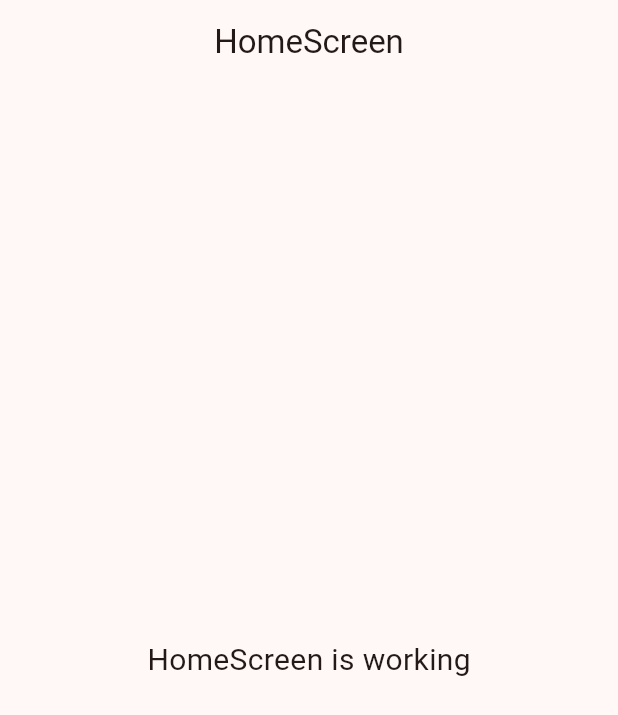
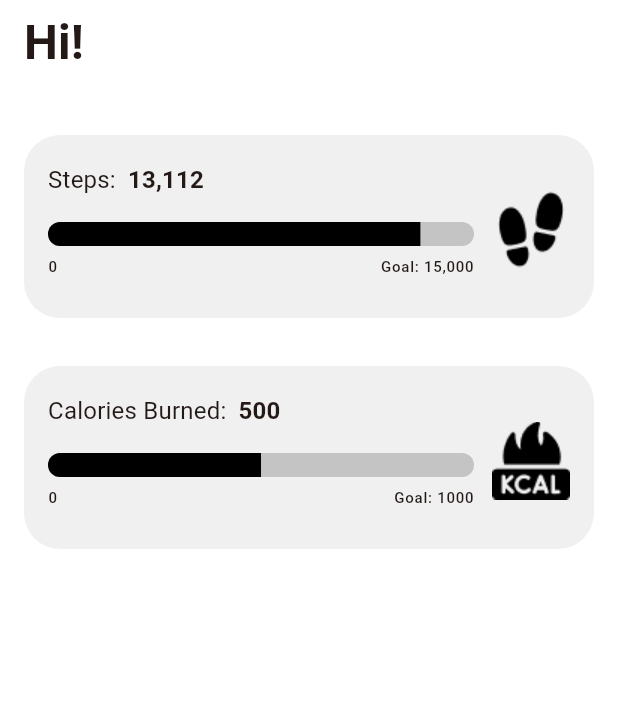
Before and after one commit to kanishk235/boozin_fitness, a Flutter app: the screen it shows after launch, on a phone screen of 412 x 824 dp. Shown: the top 715 px of the screen. Run offline on Flutter 3.47's test engine with Material 3 defaults, Android fonts, the phone set to English and light mode, and no system bars; our stand-ins replace get.

Commit message:
Feature: home screen ui added

```diff
--- a/lib/gen/assets.gen.dart
+++ b/lib/gen/assets.gen.dart
@@ -8,6 +8,20 @@
 // ignore_for_file: directives_ordering,unnecessary_import,implicit_dynamic_list_literal,deprecated_member_use
 
 import 'package:flutter/widgets.dart';
+
+class $AssetsIconsGen {
+  const $AssetsIconsGen();
+
+  /// File path: assets/icons/footstep.png
+  AssetGenImage get footstep =>
+      const AssetGenImage('assets/icons/footstep.png');
+
+  /// File path: assets/icons/kcal.png
+  AssetGenImage get kcal => const AssetGenImage('assets/icons/kcal.png');
+
+  /// List of all assets
+  List<AssetGenImage> get values => [footstep, kcal];
+}
 
 class $AssetsLogoGen {
   const $AssetsLogoGen();
@@ -30,6 +44,7 @@ class $AssetsLogoGen {
 class Assets {
   Assets._();
 
+  static const $AssetsIconsGen icons = $AssetsIconsGen();
   static const $AssetsLogoGen logo = $AssetsLogoGen();
 }
 
--- a/lib/infrastructure/navigation/navigation.dart
+++ b/lib/infrastructure/navigation/navigation.dart
@@ -1,5 +1,5 @@
 import 'package:boozin_fitness/presentation/splash/bindings/splash_binding.dart';
-import 'package:boozin_fitness/presentation/splash/views/splash_view.dart';
+import 'package:boozin_fitness/presentation/splash/splash_view.dart';
 import 'package:flutter/material.dart';
 
 import 'package:get/get.dart';
--- a/lib/presentation/home/home.screen.dart
+++ b/lib/presentation/home/home.screen.dart
@@ -1,4 +1,9 @@
+import 'package:boozin_fitness/gen/assets.gen.dart';
+import 'package:boozin_fitness/infrastructure/theme/theme_utils.dart';
+import 'package:boozin_fitness/presentation/home/widgets/metric_card.dart'
+    show MetricCard;
 import 'package:flutter/material.dart';
+import 'package:flutter/services.dart';
 
 import 'package:get/get.dart';
 
@@ -6,17 +11,64 @@ import 'controllers/home.controller.dart';
 
 class HomeScreen extends GetView<HomeController> {
   const HomeScreen({super.key});
+
   @override
   Widget build(BuildContext context) {
-    return Scaffold(
-      appBar: AppBar(
-        title: const Text('HomeScreen'),
-        centerTitle: true,
-      ),
-      body: const Center(
-        child: Text(
-          'HomeScreen is working',
-          style: TextStyle(fontSize: 20),
+    final brightness = Theme.of(context).brightness;
+    final overlay = brightness == Brightness.dark
+        ? SystemUiOverlayStyle.light
+        : SystemUiOverlayStyle.dark;
+
+    final bg = context.ext.homeBg;
+
+    return AnnotatedRegion<SystemUiOverlayStyle>(
+      value: overlay,
+      child: Scaffold(
+        backgroundColor: bg,
+        body: SafeArea(
+          child: Padding(
+            padding: const EdgeInsets.symmetric(horizontal: 16),
+            child: Column(
+              crossAxisAlignment: CrossAxisAlignment.start,
+              children: [
+                const SizedBox(height: 6),
+                Text(
+                  'Hi!',
+                  style: Theme.of(context).textTheme.headlineLarge?.copyWith(
+                    fontWeight: FontWeight.w700,
+                    color: Theme.of(context).colorScheme.onSurface,
+                    height: 44 / 32,
+                  ),
+                ),
+                const SizedBox(height: 40),
+                MetricCard(
+                  label: 'Steps:',
+                  valueText: '13,112',
+                  progress: 13112 / 15000,
+                  leftFooterText: '0',
+                  rightFooterText: 'Goal: 15,000',
+                  trailingIcon: Image.asset(
+                    Assets.icons.footstep.path,
+                    fit: BoxFit.contain,
+                  ),
+                ),
+
+                const SizedBox(height: 32),
+
+                MetricCard(
+                  label: 'Calories Burned:',
+                  valueText: '500',
+                  progress: 500 / 1000,
+                  leftFooterText: '0',
+                  rightFooterText: 'Goal: 1000',
+                  trailingIcon: Image.asset(
+                    Assets.icons.kcal.path,
+                    fit: BoxFit.contain,
+                  ),
+                ),
+              ],
+            ),
+          ),
         ),
       ),
     );
--- /dev/null
+++ b/lib/presentation/home/widgets/metric_card.dart
@@ -0,0 +1,143 @@
+import 'package:boozin_fitness/infrastructure/theme/theme_utils.dart';
+import 'package:flutter/material.dart';
+
+class MetricCard extends StatelessWidget {
+  const MetricCard({
+    super.key,
+    required this.label,
+    required this.valueText,
+    required this.progress,
+    required this.leftFooterText,
+    required this.rightFooterText,
+    required this.trailingIcon,
+    this.height = 122,
+    this.borderRadius = 24,
+  });
+
+  final String label;
+  final String valueText;
+  final double progress;
+  final String leftFooterText;
+  final String rightFooterText;
+  final Widget trailingIcon;
+
+  final double height;
+  final double borderRadius;
+
+  @override
+  Widget build(BuildContext context) {
+    final ext = context.ext;
+    final onSurface = Theme.of(context).colorScheme.onSurface;
+    final tt = Theme.of(context).textTheme;
+
+    final p = progress.clamp(0.0, 1.0);
+
+    return Container(
+      height: height,
+      width: double.infinity,
+      decoration: BoxDecoration(
+        color: ext.cardBg,
+        borderRadius: BorderRadius.circular(borderRadius),
+      ),
+      padding: const EdgeInsets.only(left: 16, right: 16, top: 18, bottom: 14),
+      child: Row(
+        crossAxisAlignment: CrossAxisAlignment.start,
+        children: [
+          Expanded(
+            child: Column(
+              crossAxisAlignment: CrossAxisAlignment.start,
+              children: [
+                Row(
+                  children: [
+                    Text(
+                      label,
+                      style: tt.titleMedium?.copyWith(
+                        fontSize: 16,
+                        fontWeight: FontWeight.w400,
+                        color: onSurface,
+                      ),
+                    ),
+                    const SizedBox(width: 8),
+                    Text(
+                      valueText,
+                      style: tt.titleMedium?.copyWith(
+                        fontSize: 16,
+                        fontWeight: FontWeight.w600,
+                        color: onSurface,
+                      ),
+                    ),
+                  ],
+                ),
+
+                const SizedBox(height: 16),
+                // Progress bar
+                ClipRRect(
+                  borderRadius: BorderRadius.circular(13),
+                  child: SizedBox(
+                    height: 16,
+                    child: LayoutBuilder(
+                      builder: (_, c) {
+                        final w = c.maxWidth;
+                        return Stack(
+                          children: [
+                            Positioned.fill(
+                              child: ColoredBox(color: ext.progressTrack),
+                            ),
+                            Positioned(
+                              left: 0,
+                              top: 0,
+                              bottom: 0,
+                              width: w * p,
+                              child: ColoredBox(color: ext.progressFill),
+                            ),
+                          ],
+                        );
+                      },
+                    ),
+                  ),
+                ),
+                const SizedBox(height: 6),
+                Row(
+                  children: [
+                    Text(
+                      leftFooterText,
+                      style: tt.labelSmall?.copyWith(
+                        fontSize: 10,
+                        fontWeight: FontWeight.w500,
+                        color: onSurface,
+                      ),
+                    ),
+                    const Spacer(),
+                    Text(
+                      rightFooterText,
+                      style: tt.labelSmall?.copyWith(
+                        fontSize: 10,
+                        fontWeight: FontWeight.w500,
+                        color: onSurface,
+                      ),
+                    ),
+                  ],
+                ),
+              ],
+            ),
+          ),
+          const SizedBox(width: 12),
+          Align(
+            alignment: Alignment.center,
+            child: SizedBox(
+              width: 52,
+              height: 52,
+              child: FittedBox(
+                fit: BoxFit.contain,
+                child: IconTheme(
+                  data: IconThemeData(color: onSurface),
+                  child: trailingIcon,
+                ),
+              ),
+            ),
+          ),
+        ],
+      ),
+    );
+  }
+}
--- a/lib/presentation/screens.dart
+++ b/lib/presentation/screens.dart
@@ -1 +1,2 @@
 export 'package:boozin_fitness/presentation/home/home.screen.dart';
+export 'package:boozin_fitness/presentation/splash/splash_view.dart';
--- a/lib/presentation/splash/views/splash_view.dart
+++ b/lib/presentation/splash/splash_view.dart
@@ -2,11 +2,11 @@ import 'package:flutter/material.dart';
 
 import 'package:get/get.dart';
 
-import '../controllers/splash_controller.dart';
+import 'controllers/splash_controller.dart';
 import 'package:flutter/services.dart';
 
-import '../../../infrastructure/theme/theme_utils.dart';
-import '../../../gen/assets.gen.dart';
+import '../../infrastructure/theme/theme_utils.dart';
+import '../../gen/assets.gen.dart';
 
 class SplashView extends StatefulWidget {
   const SplashView({super.key});
--- a/pubspec.yaml
+++ b/pubspec.yaml
@@ -36,6 +36,8 @@ flutter:
     - assets/logo/darkBoozinLogo.png
     - assets/logo/lightBoozinLogo.png
     - assets/logo/pinLogo.png
+    - assets/icons/footstep.png
+    - assets/icons/kcal.png
 
   # To add custom fonts to your application, add a fonts section here,
   # in this "flutter" section. Each entry in this list should have a
```
Also changed, not shown: assets/icons/footstep.png (added), assets/icons/kcal.png (added), 2 other files.
